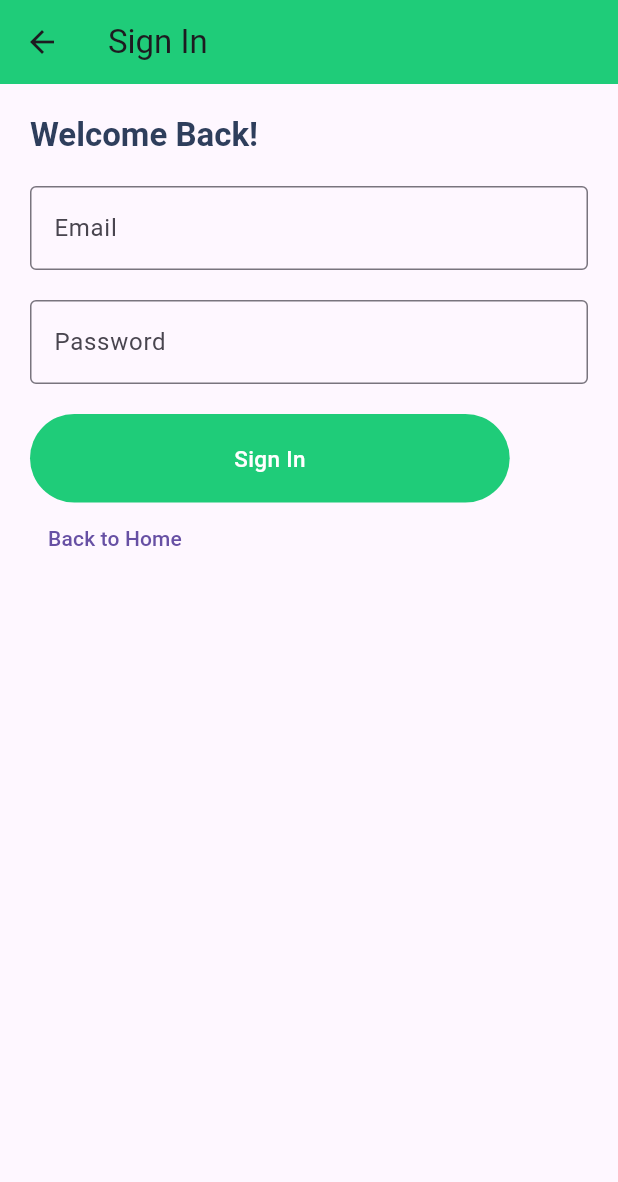
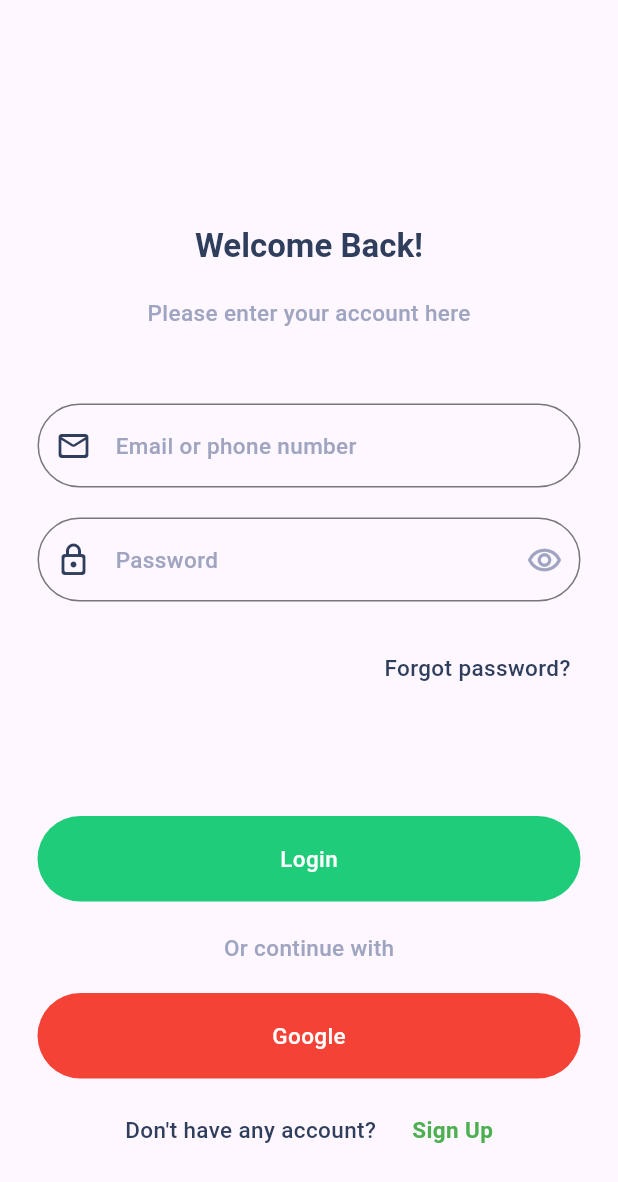
Before and after one commit to ErenTzz/flutter_recipe_app, a Flutter app: the screen it shows after launch, after a tap on "Get Started", on a phone screen of 412 x 824 dp. Shown: the top 1182 px of the screen. Run offline on Flutter 3.47's test engine with Material 3 defaults, Android fonts, the phone set to English and light mode, and no system bars.

Commit message:
signIn page frontEnd

```diff
--- a/lib/app/core/theme/components/buttons/primary_button.dart
+++ b/lib/app/core/theme/components/buttons/primary_button.dart
@@ -9,12 +9,20 @@ class PrimaryButton extends StatelessWidget {
     this.icon,
     this.text,
     this.margin,
+    this.color,
+    this.padding,
+    this.width,
+    this.height,
   });
 
   final VoidCallback? onTap;
   final Widget? icon;
   final String? text;
   final EdgeInsets? margin;
+  final Color? color;
+  final EdgeInsets? padding;
+  final double? width;
+  final double? height;
 
   @override
   Widget build(BuildContext context) {
@@ -22,18 +30,20 @@ class PrimaryButton extends StatelessWidget {
       onTap: onTap,
       child: Container(
         margin: margin,
-        padding: const EdgeInsets.symmetric(
-          horizontal: 136,
-          vertical: 19,
-        ),
+        padding:
+            padding ?? const EdgeInsets.symmetric(horizontal: 60, vertical: 18),
+        width: width,
+        height: height,
         decoration: BoxDecoration(
-          color: AppThemeColor.primary,
+          color: color ?? AppThemeColor.primary,
           borderRadius: BorderRadius.circular(32),
         ),
-        child: Text(
-          text ?? "",
-          style: context.p2.copyWith(
-            color: AppThemeColor.white,
+        child: Center(
+          child: Text(
+            text ?? "",
+            style: context.p2.copyWith(
+              color: AppThemeColor.white,
+            ),
           ),
         ),
       ),
--- a/lib/main.dart
+++ b/lib/main.dart
@@ -27,11 +27,7 @@ class HomePage extends StatelessWidget {
     return Scaffold(
       body: Stack(
         children: [
-          Container(
-            padding: EdgeInsets.all(0.01),
-            margin:
-                const EdgeInsets.all(0.01), // Sağ, sol, üst ve alt boşluklar
-            child: Stack(
+          Stack(
             children: [
               Positioned(
                 top: 100,
@@ -64,12 +60,12 @@ class HomePage extends StatelessWidget {
                 top: 440,
                 left: 200,
                 child: Transform(
-                    transform: Matrix4.rotationZ(
-                        3.1), // X ekseninde 180 derece döndürme
+                  transform:
+                      Matrix4.rotationZ(3.1), // X ekseninde 180 derece döndürme
                   alignment: Alignment.center,
                   child: Image(
-                      image: AssetImage(
-                          "assets/OnboardingImages/Rectangle 188.png"),
+                    image:
+                        AssetImage("assets/OnboardingImages/Rectangle 188.png"),
                     width: 125,
                     height: 125,
                   ),
@@ -113,15 +109,10 @@ class HomePage extends StatelessWidget {
               ),
             ],
           ),
-          ),
-          Column(
-            mainAxisAlignment: MainAxisAlignment.start,
-            crossAxisAlignment: CrossAxisAlignment.center,
+          Center(
+            child: Column(
               children: [
-              const SizedBox(
-                height: 650,
-                width: 600,
-              ),
+                const SizedBox(height: 650),
                 Text(
                   "Start Cooking",
                   style: context.h1.copyWith(
@@ -132,7 +123,8 @@ class HomePage extends StatelessWidget {
                 const SizedBox(height: 20),
                 Text(
                   "Let’s join our community to cook better food!",
-                style: context.p1.copyWith(color: AppThemeColor.secondaryText),
+                  style:
+                      context.p1.copyWith(color: AppThemeColor.secondaryText),
                   textAlign: TextAlign.center,
                 ),
                 const SizedBox(height: 20),
@@ -140,11 +132,14 @@ class HomePage extends StatelessWidget {
                   text: "Get Started",
                   onTap: () {
                     Navigator.of(context).push(
-                    MaterialPageRoute(builder: (context) => const SignInPage()),
+                      MaterialPageRoute(
+                          builder: (context) => const SignInPage()),
                     );
                   },
+                  width: 375, // Butonun genişliğini ayarla
                 ),
               ],
+            ),
           ),
         ],
       ),
--- a/lib/sign_in.dart
+++ b/lib/sign_in.dart
@@ -9,15 +9,15 @@ class SignInPage extends StatelessWidget {
   @override
   Widget build(BuildContext context) {
     return Scaffold(
-      appBar: AppBar(
-        title: const Text("Sign In"),
-        backgroundColor: AppThemeColor.primary,
-      ),
       body: Padding(
-        padding: const EdgeInsets.all(20.0),
+        padding: const EdgeInsets.all(25.0),
         child: Column(
-          crossAxisAlignment: CrossAxisAlignment.start,
+          mainAxisAlignment: MainAxisAlignment.start,
+          crossAxisAlignment: CrossAxisAlignment.center,
           children: [
+            const SizedBox(
+              height: 125,
+            ),
             Text(
               "Welcome Back!",
               style: context.h1.copyWith(
@@ -25,24 +25,63 @@ class SignInPage extends StatelessWidget {
                 fontWeight: FontWeight.bold,
               ),
             ),
-            const SizedBox(height: 20),
+            const SizedBox(
+              height: 20,
+            ),
+            Text(
+              "Please enter your account here",
+              style: context.p2.copyWith(color: AppThemeColor.secondaryText),
+            ),
+            const SizedBox(height: 50),
             TextField(
               decoration: InputDecoration(
-                labelText: "Email",
-                border: OutlineInputBorder(),
-              ),
+                  labelText: "Email or phone number",
+                  labelStyle: context.p2.copyWith(
+                    color: AppThemeColor.secondaryText,
+                  ),
+                  border: OutlineInputBorder(
+                      borderRadius: BorderRadius.circular(30)),
+                  prefixIcon: Icon(
+                    Icons.mail_outline_rounded,
+                    color: AppThemeColor.mainText,
+                  )),
             ),
             const SizedBox(height: 20),
             TextField(
+              keyboardType: TextInputType.visiblePassword,
               decoration: InputDecoration(
-                labelText: "Password",
-                border: OutlineInputBorder(),
-              ),
+                  labelText: "Password",
+                  labelStyle: context.p2.copyWith(
+                    color: AppThemeColor.secondaryText,
+                  ),
+                  border: OutlineInputBorder(
+                      borderRadius: BorderRadius.circular(30)),
+                  prefixIcon: Icon(
+                    Icons.lock_outline_rounded,
+                    color: AppThemeColor.mainText,
+                  ),
+                  suffixIcon: Icon(
+                    Icons.remove_red_eye_outlined,
+                    color: AppThemeColor.secondaryText,
+                  )),
               obscureText: true,
             ),
             const SizedBox(height: 20),
+            Container(
+              alignment: Alignment(1.05, 1),
+              child: TextButton(
+                onPressed: () {
+                  Navigator.pop(context); // Geri gitme
+                },
+                style: TextButton.styleFrom(
+                    foregroundColor: AppThemeColor.mainText,
+                    textStyle: context.p2),
+                child: const Text("Forgot password?"),
+              ),
+            ),
+            const SizedBox(height: 75),
             PrimaryButton(
-              text: "Sign In",
+              text: "Login",
               onTap: () {
                 // Giriş doğrulama ve yönlendirme burada yapılabilir
                 ScaffoldMessenger.of(context).showSnackBar(
@@ -50,11 +89,50 @@ class SignInPage extends StatelessWidget {
                 );
               },
             ),
-            TextButton(
-              onPressed: () {
-                Navigator.pop(context); // Geri gitme
+            const SizedBox(height: 20),
+            Text(
+              "Or continue with",
+              style: context.p2.copyWith(color: AppThemeColor.secondaryText),
+            ),
+            const SizedBox(height: 20),
+            PrimaryButton(
+              text: "Google",
+              color: Colors.red, // Buton rengini kırmızı yap
+              onTap: () {
+                // Giriş doğrulama ve yönlendirme burada yapılabilir
+                ScaffoldMessenger.of(context).showSnackBar(
+                  const SnackBar(
+                      content: Text("Signed In Successfully with Google!")),
+                );
               },
-              child: const Text("Back to Home"),
+            ),
+            const SizedBox(height: 10),
+            Row(
+              mainAxisAlignment: MainAxisAlignment.center,
+              children: [
+                TextButton(
+                  onPressed: () {
+                    Navigator.pop(context); // Geri gitme
+                  },
+                  style: TextButton.styleFrom(
+                    foregroundColor: AppThemeColor.mainText,
+                    textStyle: context.p2,
+                  ),
+                  child: const Text("Don't have any account?"),
+                ),
+                TextButton(
+                  onPressed: () {
+                    // Sign Up sayfasına yönlendirme burada yapılabilir
+                  },
+                  style: TextButton.styleFrom(
+                    foregroundColor: Colors.green, // Yazı rengi yeşil
+                    textStyle: context.p2.copyWith(
+                      fontWeight: FontWeight.bold,
+                    ),
+                  ),
+                  child: const Text("Sign Up"),
+                ),
+              ],
             ),
           ],
         ),
```
Lines whose indentation alone changed are shown as unchanged.
